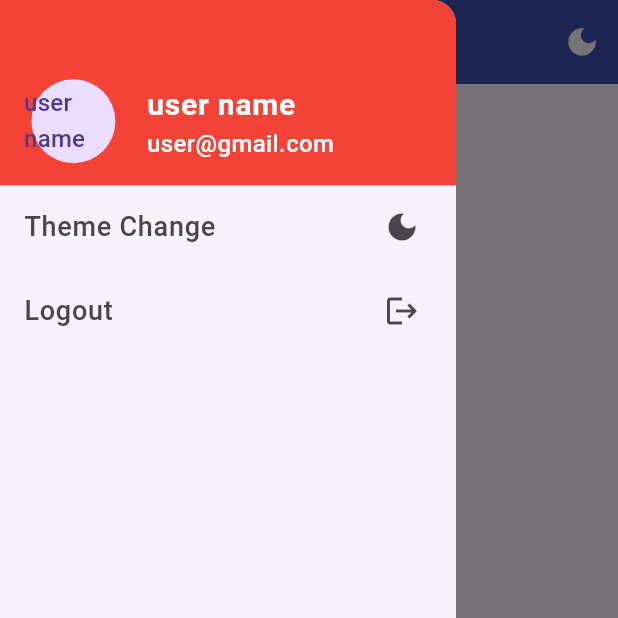
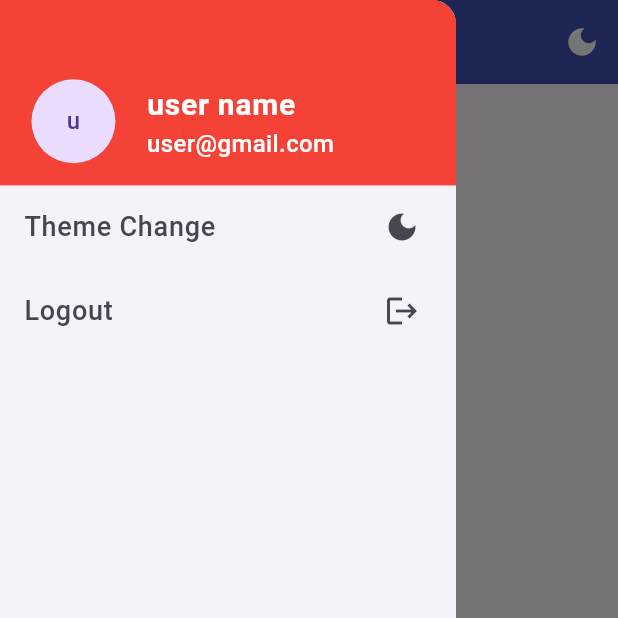
Before and after one commit to sumanghimire00/Chat-Boot, a Flutter app: the HomePage screen opened directly, with the side drawer open, on a phone screen of 412 x 824 dp, the top half of it. Run offline on Flutter 3.47's test engine with Material 3 defaults, Android fonts, the phone set to English and light mode, and no system bars; our stand-ins replace cloud_firestore, firebase_auth, firebase_core, firebase_messaging, firebase_storage, flutter_form_builder and 3 more; accounts and stored records are empty.

Commit message:
minur changes

```diff
--- a/lib/screens/widgets/home_page.dart
+++ b/lib/screens/widgets/home_page.dart
@@ -36,13 +36,6 @@ class _HomePageState extends State<HomePage> {
     final chatroomProvider = Provider.of<ChatRoomProvider>(context);
     final height = MediaQuery.of(context).size.height;
 
-    //  validare user name and email Id;
-    String userName = userProvider.userName.isNotEmpty
-        ? userProvider.userName
-        : 'Unknown User';
-    String userEmail = userProvider.userEmail.isNotEmpty
-        ? userProvider.userEmail
-        : "Unknown email";
     return Scaffold(
         key: scaffoldKey,
         drawer: Drawer(
@@ -67,7 +60,7 @@ class _HomePageState extends State<HomePage> {
                           ),
                         ),
                         subtitle: Text(
-                          userEmail,
+                          userProvider.userEmail,
                           style: const TextStyle(
                             fontWeight: FontWeight.w500,
                             color: Colors.white,
@@ -84,7 +77,7 @@ class _HomePageState extends State<HomePage> {
                         },
                         leading: CircleAvatar(
                           radius: height * 0.04,
-                          child: Text(userName),
+                          child: Text(userProvider.userName[0]),
                         ),
                       )
                     ],
```
